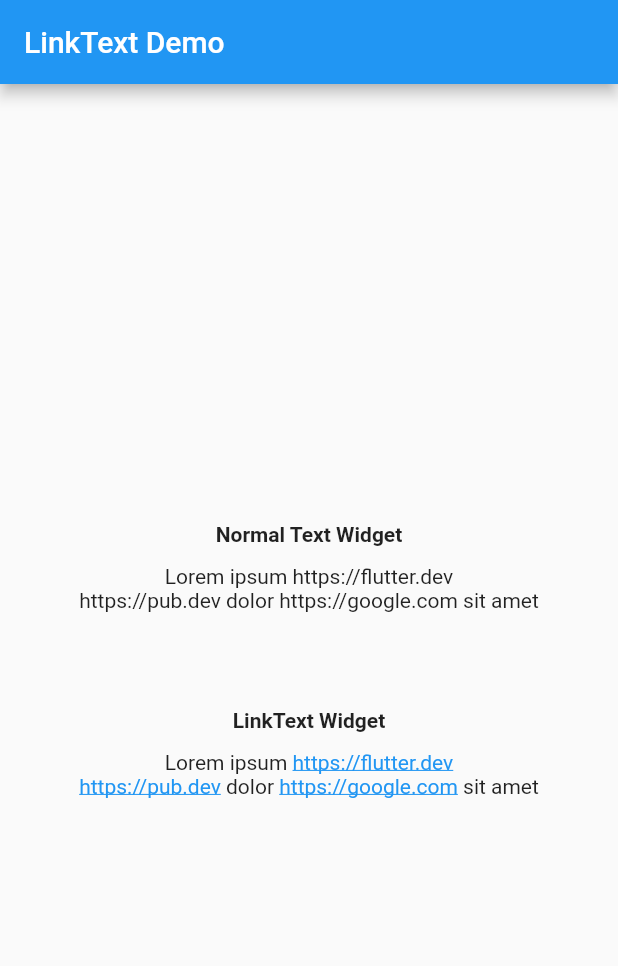
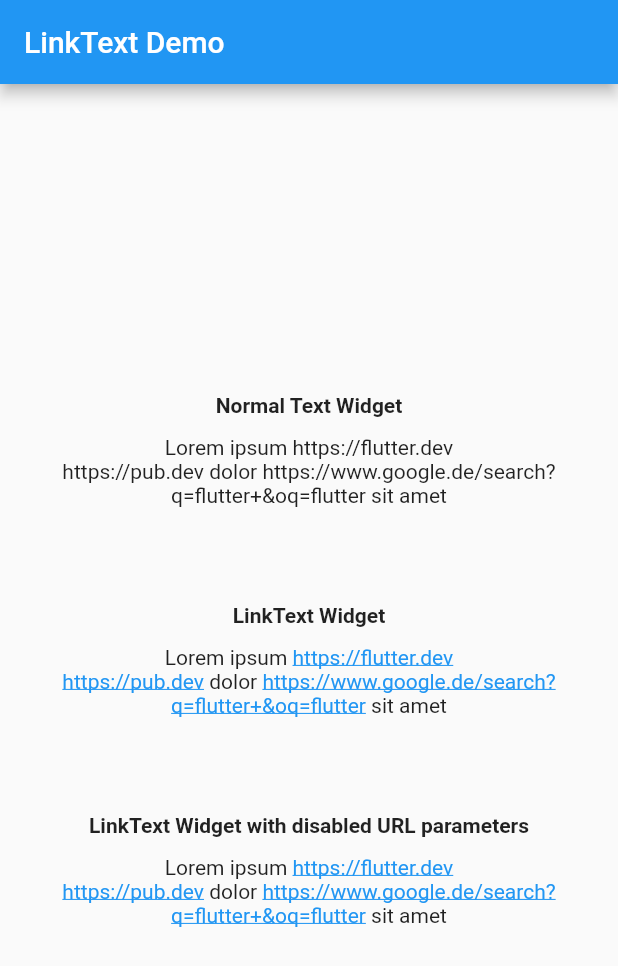
Before and after one commit to aleksanderwozniak/link_text, a Flutter app: the screen it shows after launch, on a phone screen of 412 x 824 dp. Shown: the top 966 px of the screen. Run offline on Flutter 3.47's test engine with Material 2 defaults, Android fonts, the phone set to English and light mode, and no system bars.

Commit message:
added possibility to cut off all parameter of an URL

```diff
--- a/example/lib/main.dart
+++ b/example/lib/main.dart
@@ -30,7 +30,7 @@ class MyHomePage extends StatefulWidget {
 
 class _MyHomePageState extends State<MyHomePage> {
   final String _text =
-      'Lorem ipsum https://flutter.dev\nhttps://pub.dev dolor https://google.com sit amet';
+      'Lorem ipsum https://flutter.dev\nhttps://pub.dev dolor https://www.google.de/search?q=flutter+&oq=flutter sit amet';
 
   @override
   Widget build(BuildContext context) {
@@ -48,6 +48,8 @@ class _MyHomePageState extends State<MyHomePage> {
               _buildNormalText(),
               const SizedBox(height: 64.0),
               _buildLinkText(),
+              const SizedBox(height: 64.0),
+              _buildLinkTextShortened(),
               const SizedBox(height: 24.0),
             ],
           ),
@@ -85,4 +87,19 @@ class _MyHomePageState extends State<MyHomePage> {
       ],
     );
   }
+
+  Widget _buildLinkTextShortened() {
+    return Column(
+      mainAxisSize: MainAxisSize.min,
+      children: <Widget>[
+        Text(
+          'LinkText Widget with disabled URL parameters',
+          textAlign: TextAlign.center,
+          style: TextStyle().copyWith(fontWeight: FontWeight.bold),
+        ),
+        const SizedBox(height: 12.0),
+        LinkText(text: _text, textAlign: TextAlign.center, trimParams: true,),
+      ],
+    );
+  }
 }
```
